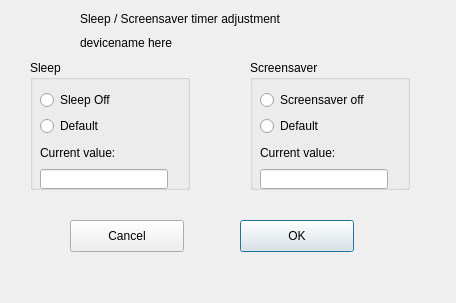
This is sleepdialog.ui in GostLy/adbLink as Qt 5 draws it before an edit. The edited form follows.
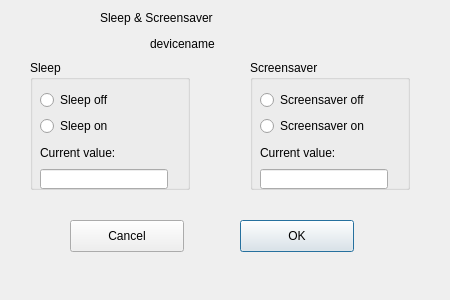
This is the edited form.

The edit to the form file:
```diff
--- a/sleepdialog.ui
+++ b/sleepdialog.ui
@@ -2,14 +2,29 @@
 <ui version="4.0">
  <class>sleepDialog</class>
  <widget class="QDialog" name="sleepDialog">
+  <property name="enabled">
+   <bool>true</bool>
+  </property>
   <property name="geometry">
    <rect>
     <x>0</x>
     <y>0</y>
-    <width>456</width>
-    <height>303</height>
+    <width>450</width>
+    <height>300</height>
    </rect>
   </property>
+  <property name="minimumSize">
+   <size>
+    <width>450</width>
+    <height>300</height>
+   </size>
+  </property>
+  <property name="maximumSize">
+   <size>
+    <width>450</width>
+    <height>300</height>
+   </size>
+  </property>
   <property name="windowTitle">
    <string>Dialog</string>
   </property>
@@ -64,14 +79,14 @@
      <item>
       <widget class="QRadioButton" name="sleepOff">
        <property name="text">
-        <string>Sleep Off</string>
+        <string>Sleep off</string>
        </property>
       </widget>
      </item>
      <item>
       <widget class="QRadioButton" name="sleepOn">
        <property name="text">
-        <string>Default</string>
+        <string>Sleep on</string>
        </property>
       </widget>
      </item>
@@ -136,7 +151,7 @@
      <item>
       <widget class="QRadioButton" name="screenOn">
        <property name="text">
-        <string>Default</string>
+        <string>Screensaver on</string>
        </property>
       </widget>
      </item>
@@ -169,31 +184,44 @@
     </layout>
    </widget>
   </widget>
-  <widget class="QWidget" name="layoutWidget">
+  <widget class="QLabel" name="androidLabel">
    <property name="geometry">
     <rect>
-     <x>80</x>
+     <x>180</x>
+     <y>490</y>
+     <width>46</width>
+     <height>16</height>
+    </rect>
+   </property>
+   <property name="text">
+    <string>android</string>
+   </property>
+  </widget>
+  <widget class="QLabel" name="title">
+   <property name="geometry">
+    <rect>
+     <x>100</x>
      <y>10</y>
-     <width>231</width>
-     <height>42</height>
+     <width>211</width>
+     <height>16</height>
     </rect>
    </property>
-   <layout class="QVBoxLayout" name="verticalLayout_3">
-    <item>
-     <widget class="QLabel" name="label">
-      <property name="text">
-       <string>Sleep / Screensaver timer adjustment</string>
-      </property>
-     </widget>
-    </item>
-    <item>
-     <widget class="QLabel" name="deviceLabel">
-      <property name="text">
-       <string>devicename here</string>
-      </property>
-     </widget>
-    </item>
-   </layout>
+   <property name="text">
+    <string>Sleep &amp; Screensaver</string>
+   </property>
+  </widget>
+  <widget class="QLabel" name="deviceLabel">
+   <property name="geometry">
+    <rect>
+     <x>150</x>
+     <y>36</y>
+     <width>81</width>
+     <height>16</height>
+    </rect>
+   </property>
+   <property name="text">
+    <string>devicename</string>
+   </property>
   </widget>
  </widget>
  <resources/>
```
